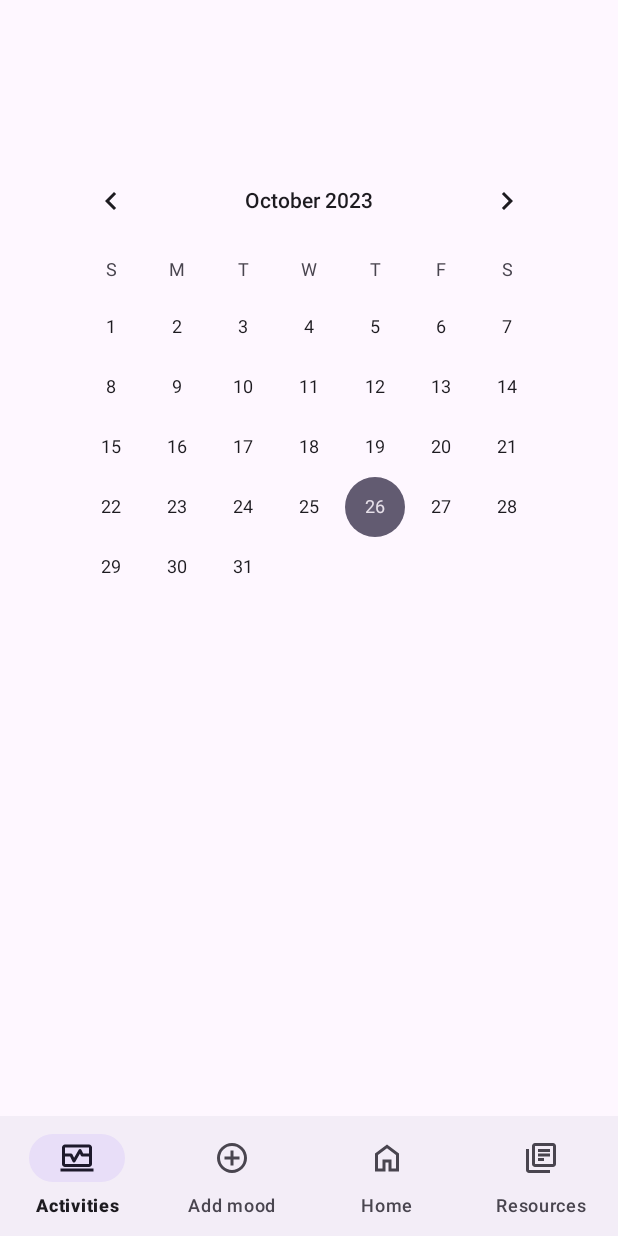
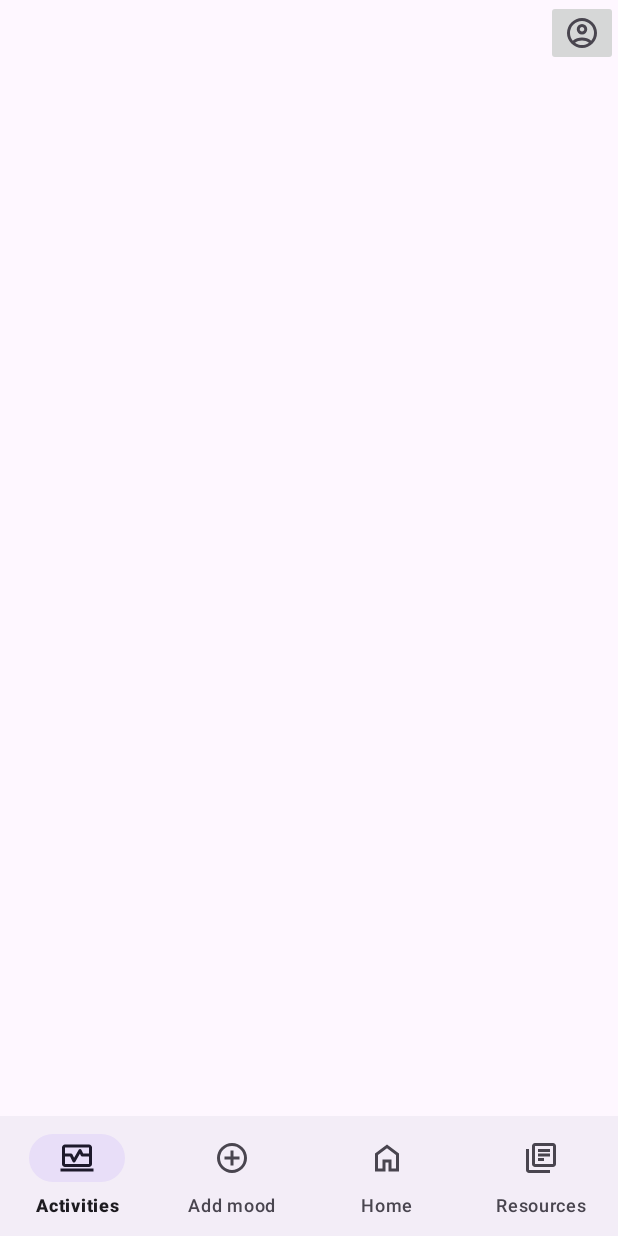
Before and after one commit to SQA-Group-1/feel_good_inc, an Android app: the screen it shows after launch (HomePage), on a phone screen of 412 x 824 dp. Run offline under Robolectric (Android 15) with nearby library versions, the phone set to English and light mode, and no system bars.

Commit message:
add recyclerview container to homepage

```diff
--- a/app/build.gradle.kts
+++ b/app/build.gradle.kts
@@ -32,7 +32,6 @@ android {
 }
 
 dependencies {
-
     implementation("androidx.appcompat:appcompat:1.6.1")
     implementation("com.google.android.material:material:1.10.0")
     implementation("androidx.constraintlayout:constraintlayout:2.1.4")
--- a/app/src/main/AndroidManifest.xml
+++ b/app/src/main/AndroidManifest.xml
@@ -11,7 +11,7 @@
         android:roundIcon="@mipmap/ic_launcher_round"
         android:supportsRtl="true"
         android:theme="@style/Theme.FeelGoodInc"
-        tools:targetApi="31">
+        >
         <activity
             android:name=".HomePage"
             android:exported="true">
--- a/app/src/main/res/layout/activity_home_page.xml
+++ b/app/src/main/res/layout/activity_home_page.xml
@@ -6,16 +6,8 @@
     android:layout_height="match_parent"
     tools:context=".HomePage">
 
-    <CalendarView
-        android:id="@+id/calendarView"
-        android:layout_width="wrap_content"
-        android:layout_height="wrap_content"
-        android:layout_marginTop="100dp"
-        app:layout_constraintEnd_toEndOf="parent"
-        app:layout_constraintStart_toStartOf="parent"
-        app:layout_constraintTop_toTopOf="parent" />
-
     <com.google.android.material.bottomnavigation.BottomNavigationView
+        android:id="@+id/bottomNavigationView"
         android:layout_width="match_parent"
         android:layout_height="wrap_content"
         app:labelVisibilityMode="labeled"
@@ -23,5 +15,22 @@
         app:layout_constraintEnd_toEndOf="parent"
         app:layout_constraintHorizontal_bias="0.0"
         app:layout_constraintStart_toStartOf="parent"
-        app:menu="@menu/bottom_navigation_menu"></com.google.android.material.bottomnavigation.BottomNavigationView>
+        app:menu="@menu/bottom_navigation_menu" />
+
+    <ImageButton
+        android:id="@+id/imageButton"
+        android:layout_width="wrap_content"
+        android:layout_height="wrap_content"
+        android:contentDescription="@string/account"
+        app:layout_constraintEnd_toEndOf="parent"
+        app:layout_constraintTop_toTopOf="parent"
+        app:srcCompat="@drawable/account_circle" />
+
+    <androidx.recyclerview.widget.RecyclerView
+        android:layout_width="match_parent"
+        android:layout_height="606dp"
+        app:layout_constraintBottom_toTopOf="@+id/bottomNavigationView"
+        app:layout_constraintEnd_toEndOf="parent"
+        app:layout_constraintStart_toStartOf="parent"
+        app:layout_constraintTop_toBottomOf="@+id/imageButton" />
 </androidx.constraintlayout.widget.ConstraintLayout>
--- a/app/src/main/res/values/strings.xml
+++ b/app/src/main/res/values/strings.xml
@@ -4,4 +4,5 @@
     <string name="add_mood">Add mood</string>
     <string name="home">Home</string>
     <string name="resources">Resources</string>
+    <string name="account">account</string>
 </resources>
```
